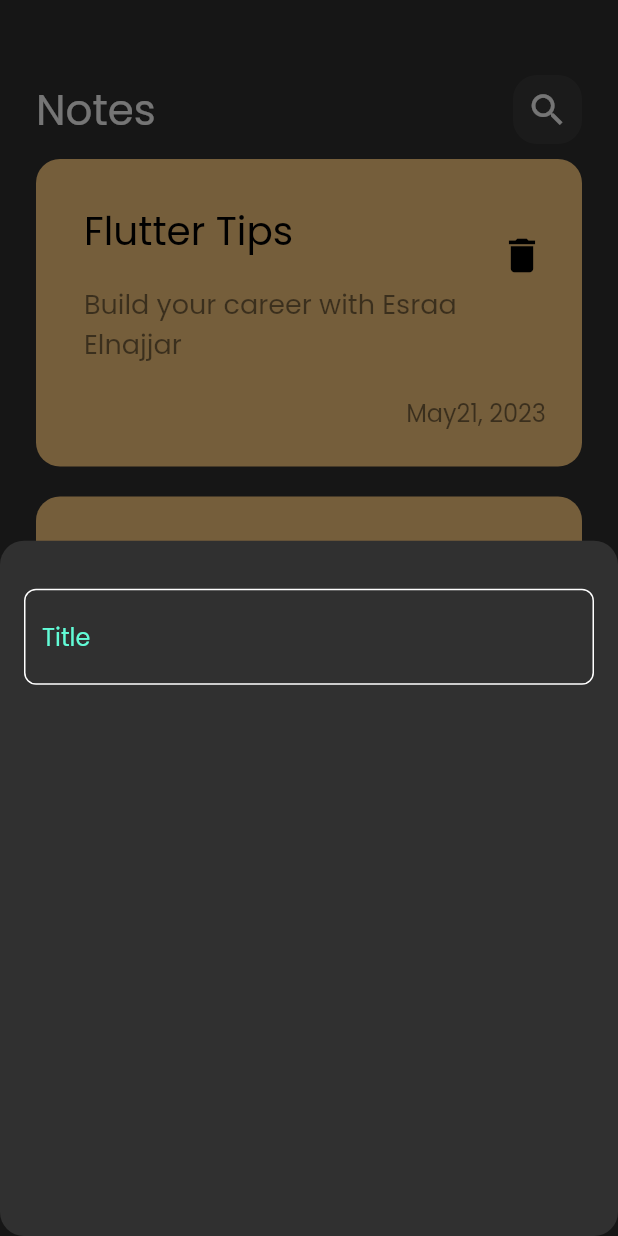
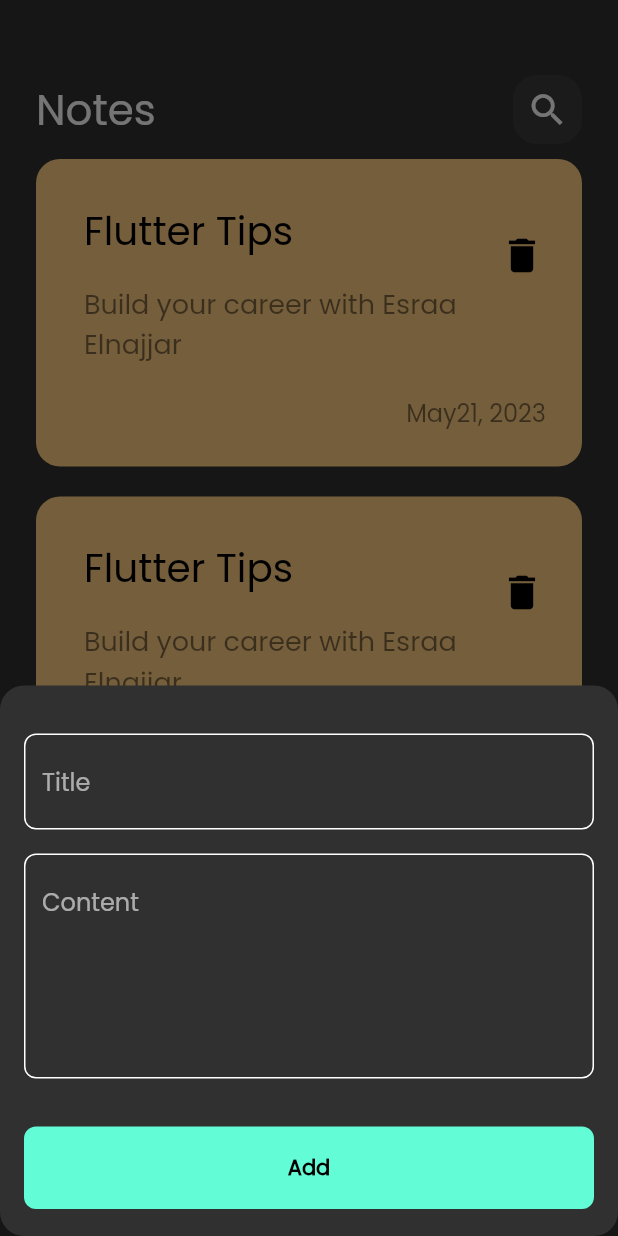
Before and after one commit to EsraaElnajjar/Notes_offline_App, a Flutter app: the screen it shows after launch, after a tap on the "add" icon, on a phone screen of 412 x 824 dp. Run offline on Flutter 3.47's test engine with Material 2 defaults, Android fonts, the phone set to English and light mode, and no system bars.

Commit message:
create custom Button

```diff
--- /dev/null
+++ b/lib/views/widgets/customButton.dart
@@ -0,0 +1,19 @@
+import 'package:flutter/material.dart';
+import 'package:note_app/constants.dart';
+class CustomButton extends StatelessWidget{
+  @override
+  Widget build(BuildContext context) {
+   return Container(
+     decoration: BoxDecoration(
+       color: KPrimaryColor,
+       borderRadius: BorderRadius.circular(8),
+     ),
+     width: MediaQuery.of(context).size.width,
+     height: 55,
+     child: Center(
+       child: Text("Add",style: TextStyle(color: Colors.black,fontWeight: FontWeight.bold),),
+     ),
+   );
+  }
+
+}
--- a/lib/views/widgets/customTextField.dart
+++ b/lib/views/widgets/customTextField.dart
@@ -1,13 +1,16 @@
 import 'package:flutter/material.dart';
 import 'package:note_app/constants.dart';
 class customTextField extends StatelessWidget{
+  const customTextField({super.key,required this.hint,this.maxLines=1});
+  final String hint;
+  final int maxLines;
   @override
   Widget build(BuildContext context) {
     return TextField(
       cursorColor:KPrimaryColor ,
+      maxLines: maxLines,
       decoration: InputDecoration(
-        hintText: "Title",
-        hintStyle: TextStyle(color: KPrimaryColor),
+        hintText: hint,
         enabledBorder: OutlineInputBorder(
             borderRadius: BorderRadius.circular(8),
             borderSide: BorderSide(color: Colors.white)
--- a/lib/views/widgets/modalBottomSheet.dart
+++ b/lib/views/widgets/modalBottomSheet.dart
@@ -1,17 +1,31 @@
 import 'package:flutter/material.dart';
+import 'package:note_app/views/widgets/customButton.dart';
 import 'package:note_app/views/widgets/customTextField.dart';
 class modalSheet extends StatelessWidget{
   @override
   Widget build(BuildContext context) {
     return Padding(
       padding: const EdgeInsets.symmetric(horizontal: 16),
+      child: SingleChildScrollView(
         child: Column(
           children: [
             SizedBox(
               height: 32,
             ),
-            customTextField(),
+              customTextField(hint: "Title"),
+              SizedBox(
+                height: 16.0,
+              ),
+              customTextField(hint: "Content",maxLines: 5,),
+            SizedBox(
+              height: 32,
+            ),
+            CustomButton(),
+            SizedBox(
+              height: 18,
+            ),
           ],
+        ),
       ),
     );
   }
```
Lines whose indentation alone changed are shown as unchanged.
